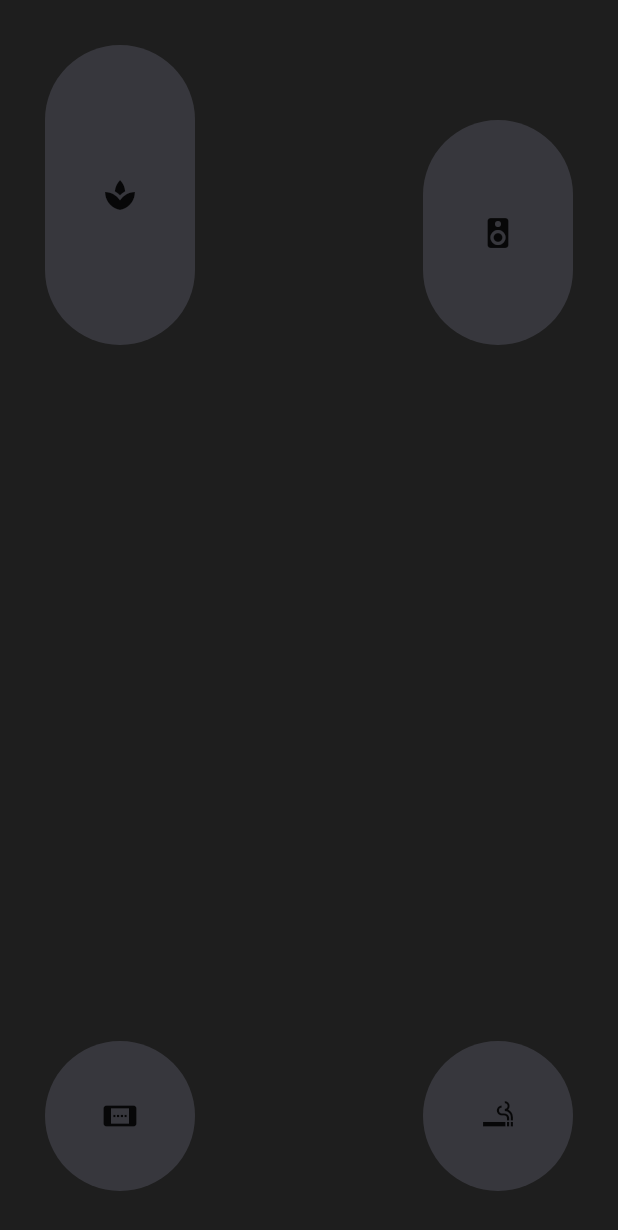
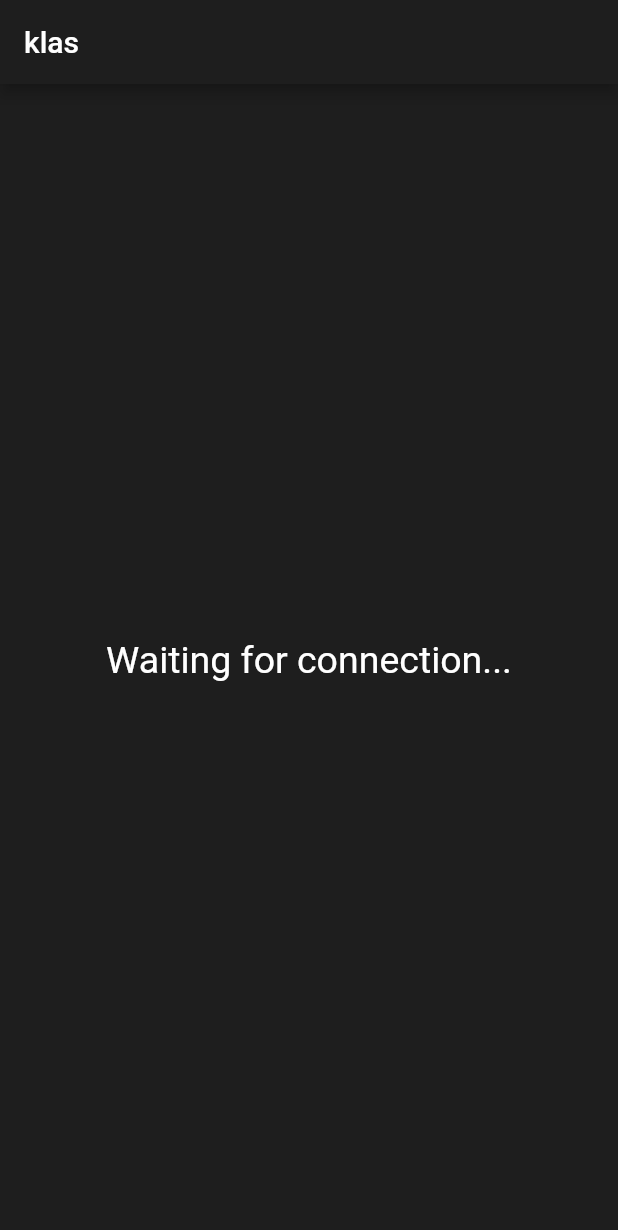
Before and after one commit to mebn/klasApp, a Flutter app: the screen it shows after launch, on a phone screen of 412 x 824 dp. Shown: the top 1230 px of the screen. Run offline on Flutter 3.47's test engine with Material 2 defaults, Android fonts, the phone set to English and light mode, and no system bars; missing offline and left inert: flutter_socket_io.

Commit message:
added a waiting-for-connection screen

```diff
--- a/lib/globals.dart
+++ b/lib/globals.dart
@@ -2,3 +2,4 @@ bool forward = false;
 bool backward = false;
 bool left = false;
 bool right = false;
+bool isConnected = false;
--- a/lib/main.dart
+++ b/lib/main.dart
@@ -1,8 +1,10 @@
 import 'package:flutter/material.dart';
-import 'package:flutter_socket_io/flutter_socket_io.dart';
 import './portraitOrientation.dart';
 import './landscapeOrientation.dart';
+import './waitingForConnectionScreen.dart';
 import './serverSetup.dart' as serverSetup;
+import './globals.dart' as globals;
+import 'dart:async';
 
 void main() => runApp(new MyApp());
 
@@ -25,21 +27,36 @@ class MyHomePage extends StatefulWidget {
 }
 
 class MyHomePageState extends State<MyHomePage> {
+  bool isC = false;
   MyHomePageState(){
     serverSetup.serverSetup();
+
+    new Timer.periodic(Duration(milliseconds: 1000), (Timer t) {
+      setState(() {
+        isC = globals.isConnected;
+      });
+    });
   }
 
   @override
   Widget build(BuildContext context) {
     return new Scaffold(
       backgroundColor: Color(0xFF1e1e1e),
-      // appBar: new AppBar(
-      //  title: new Text('klas'),
-      // ),
-      body: new OrientationBuilder(
-        builder: (context, orientation) {
-          // check for orientation
-          return orientation == Orientation.portrait ? PortraitOrientation() : LandscapeOrientation();
+      appBar: new AppBar(
+        title: new Text('klas'),
+        backgroundColor: Color(0xFF1e1e1e),
+      ),
+      body: LayoutBuilder(
+        builder: (a,b){
+          if(!isC){
+            return WaitingForConnectionScreen();
+          }else{
+            return OrientationBuilder(
+              builder: (context, orientation) {
+                  return orientation == Orientation.portrait ? PortraitOrientation() : LandscapeOrientation();
+              },
+            );
+          }
         },
       ),
     );
--- a/lib/serverSetup.dart
+++ b/lib/serverSetup.dart
@@ -3,15 +3,20 @@ import 'package:flutter_socket_io/socket_io_manager.dart';
 import './globals.dart' as globals;
 import 'dart:async';
 
+void _socketStatus(dynamic data){
+  if(data == 'connect'){ globals.isConnected = true; }
+  else { globals.isConnected = false; }
+}
+
 void serverSetup() {
   SocketIO socketIO;
   String moveFlutter;
   // server connection
-  socketIO = SocketIOManager().createSocketIO("http://10.0.0.1:8080", "/");
+  socketIO = SocketIOManager().createSocketIO("http://10.0.0.1:8080", "/", query: "", socketStatusCallback: _socketStatus);
   socketIO.init();
   socketIO.connect();
   // timer to send data to server
-  new Timer.periodic(Duration(milliseconds: 17), (Timer t) {
+  new Timer.periodic(Duration(milliseconds: 10), (Timer t) {
     // string -> json on server
     moveFlutter = '{forward:'+globals.forward.toString()+
     ',backward:'+globals.backward.toString()+
--- /dev/null
+++ b/lib/waitingForConnectionScreen.dart
@@ -0,0 +1,10 @@
+import 'package:flutter/material.dart';
+
+class WaitingForConnectionScreen extends StatelessWidget {
+  @override
+  Widget build(BuildContext context) {
+    return new Center(
+      child: new Text("Waiting for connection...", style: TextStyle(color: Colors.white, fontSize: 25.0),),
+    );
+  }
+}
```
Also changed, not shown: pubspec.lock.
